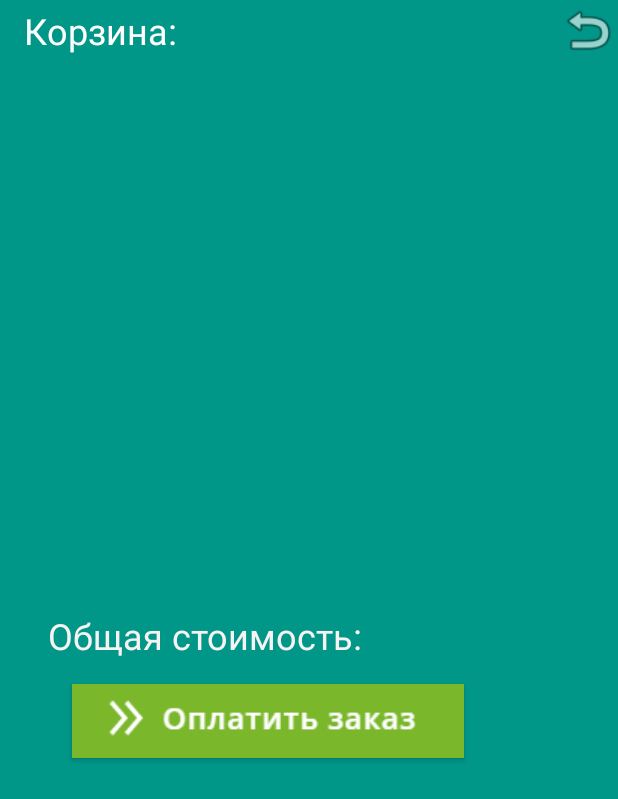
After one commit to cypermen/Shop, an Android app: the Buyerbasket screen opened directly, with no data from a screen before it, on a phone screen of 412 x 824 dp. The commit adds this screen. Shown: the top 799 px of the screen. Run offline under Robolectric (Android 15) with nearby library versions, the phone set to English and light mode, and no system bars; 8 statements that could not run were skipped.

Commit message:
Не полная реализация клиентской части

```diff
--- a/app/src/main/AndroidManifest.xml
+++ b/app/src/main/AndroidManifest.xml
@@ -1,5 +1,6 @@
 <?xml version="1.0" encoding="utf-8"?>
 <manifest xmlns:android="http://schemas.android.com/apk/res/android"
+    xmlns:tools="http://schemas.android.com/tools"
     package="com.example.shop">
 
     <application
@@ -8,7 +9,8 @@
         android:label="@string/app_name"
         android:roundIcon="@mipmap/ic_launcher_round"
         android:supportsRtl="true"
-        android:theme="@style/AppTheme">
+        android:theme="@style/AppTheme"
+        tools:ignore="GoogleAppIndexingWarning">
         <activity android:name=".StartMenu">
             <intent-filter>
                 <action android:name="android.intent.action.MAIN" />
@@ -22,6 +24,8 @@
         </activity>
         <activity android:name=".Admin">
         </activity>
+        <activity android:name=".Buyerbasket">
+        </activity>
     </application>
 
 </manifest>
--- /dev/null
+++ b/app/src/main/java/com/example/shop/Buyerbasket.java
@@ -0,0 +1,63 @@
+package com.example.shop;
+
+import android.os.Bundle;
+import android.view.Gravity;
+import android.widget.TextView;
+import android.widget.Toast;
+
+import androidx.appcompat.app.AppCompatActivity;
+
+public class Buyerbasket extends AppCompatActivity {
+    private TextView name1;
+    private TextView name2;
+    private TextView name3;
+    private TextView name4;
+    private TextView name5;
+    private TextView name6;
+    private TextView name7;
+    private TextView name8;
+
+
+    private TextView amount1;
+    private TextView amount2;
+    private TextView amount3;
+    private TextView amount4;
+    private TextView amount5;
+    private TextView amount6;
+    private TextView amount7;
+    private TextView amount8;
+
+    private int price1 = getIntent().getIntExtra("price1", 0);
+    private int price2 = getIntent().getIntExtra("price2", 0);
+    private int price3 = getIntent().getIntExtra("price3", 0);
+    private int price4 = getIntent().getIntExtra("price4", 0);
+    private int price5 = getIntent().getIntExtra("price5", 0);
+    private int price6 = getIntent().getIntExtra("price6", 0);
+    private int price7 = getIntent().getIntExtra("price7", 0);
+    private int price8 = getIntent().getIntExtra("price8", 0);
+    ;
+
+
+    protected void onCreate(Bundle savedInstanceState) {
+        super.onCreate(savedInstanceState);
+        setContentView(R.layout.activity_buyerbasket);
+        name1 = (TextView)findViewById(R.id.textView28);
+        name2 = (TextView)findViewById(R.id.textView29);
+        name3 = (TextView)findViewById(R.id.textView30);
+        name4 = (TextView)findViewById(R.id.textView31);
+        name5 = (TextView)findViewById(R.id.textView32);
+        name6 = (TextView)findViewById(R.id.textView33);
+        name7 = (TextView)findViewById(R.id.textView34);
+
+       amount1 = (TextView)findViewById(R.id.textView35);
+       amount2 = (TextView)findViewById(R.id.textView36);
+       amount3 = (TextView)findViewById(R.id.textView37);
+       amount4 = (TextView)findViewById(R.id.textView38);
+       amount5 = (TextView)findViewById(R.id.textView39);
+       amount6 = (TextView)findViewById(R.id.textView40);
+       amount7 = (TextView)findViewById(R.id.textView41);
+
+
+
+    }
+}
--- a/app/src/main/java/com/example/shop/StartMenu.java
+++ b/app/src/main/java/com/example/shop/StartMenu.java
@@ -8,7 +8,6 @@ import android.view.View;
 import android.widget.Button;
 
 public class StartMenu extends AppCompatActivity {
-
     Button buyer;
     Button admin;
     Intent buyerIntention;
@@ -36,5 +35,4 @@ public class StartMenu extends AppCompatActivity {
             }
         });
     }
-
 }
--- a/app/src/main/res/layout/activity_buyerbasket.xml
+++ b/app/src/main/res/layout/activity_buyerbasket.xml
@@ -22,6 +22,16 @@
         android:layout_height="wrap_content"
         android:layout_marginStart="16dp"
         android:layout_marginTop="18dp"
+        android:textColor="#FFEB3B"
+        app:layout_constraintStart_toEndOf="@+id/textView29"
+        app:layout_constraintTop_toBottomOf="@+id/textView40" />
+
+    <TextView
+        android:id="@+id/textView49"
+        android:layout_width="70dp"
+        android:layout_height="wrap_content"
+        android:layout_marginStart="16dp"
+        android:layout_marginTop="60dp"
         android:textColor="#FFEB3B"
         app:layout_constraintStart_toEndOf="@+id/textView29"
         app:layout_constraintTop_toBottomOf="@+id/textView40" />
@@ -166,6 +176,17 @@
         app:layout_constraintTop_toBottomOf="@+id/textView33" />
 
     <TextView
+        android:id="@+id/textView18"
+        android:layout_width="200dp"
+        android:layout_height="25dp"
+        android:layout_marginStart="16dp"
+        android:layout_marginTop="52dp"
+        android:textColor="#FDFCFC"
+        android:textSize="18sp"
+        app:layout_constraintStart_toStartOf="parent"
+        app:layout_constraintTop_toBottomOf="@+id/textView33" />
+
+    <TextView
         android:id="@+id/textView35"
         android:layout_width="70dp"
         android:layout_height="wrap_content"
--- a/app/src/main/res/layout/activity_buyermenu.xml
+++ b/app/src/main/res/layout/activity_buyermenu.xml
@@ -175,7 +175,7 @@
         app:srcCompat="@drawable/product8" />
 
     <Button
-        android:id="@+id/button"
+        android:id="@+id/back"
         android:layout_width="40dp"
         android:layout_height="40dp"
         android:background="@android:drawable/ic_menu_revert"
@@ -278,7 +278,7 @@
         android:layout_height="40dp"
         android:layout_marginEnd="20dp"
         android:background="@drawable/busketq"
-        app:layout_constraintEnd_toStartOf="@+id/button"
+        app:layout_constraintEnd_toStartOf="@+id/back"
         app:layout_constraintTop_toTopOf="parent" />
 
     <TextView
```
Also changed, not shown: app/src/main/java/com/example/shop/BuyerMenu.java (+194 -0 lines), app/src/main/java/com/example/shop/Client.java (deleted, +0 -26 lines), app/src/main/java/com/example/shop/Order.java (+10 -25 lines). Lines whose indentation alone changed are shown as unchanged.
